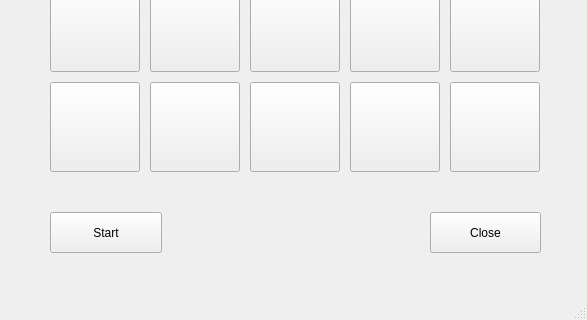
The window that A_Simple_Game_qt_1/A_Simple_Game_qt_1.ui (KeithCoreDumped/A_Simple_Game_qt_1) describes before a commit, drawn with Qt 5; both pictures show x 0 to 587 and y 378 to 698 of the 587 by 698 pixel window.
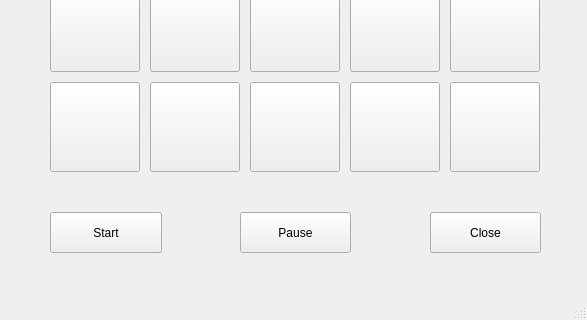
The same window after the commit. Icons and pictures are not drawn.

The edit to the form file:
```diff
--- a/A_Simple_Game_qt_1/A_Simple_Game_qt_1.ui
+++ b/A_Simple_Game_qt_1/A_Simple_Game_qt_1.ui
@@ -403,6 +403,19 @@
      <string/>
     </property>
    </widget>
+   <widget class="QPushButton" name="PauseButton">
+    <property name="geometry">
+     <rect>
+      <x>240</x>
+      <y>590</y>
+      <width>111</width>
+      <height>41</height>
+     </rect>
+    </property>
+    <property name="text">
+     <string>Pause</string>
+    </property>
+   </widget>
   </widget>
   <widget class="QStatusBar" name="statusbar"/>
   <widget class="QMenuBar" name="menubar">
```
Left out of the diff: 1 changed line with no effect on the pictures.
